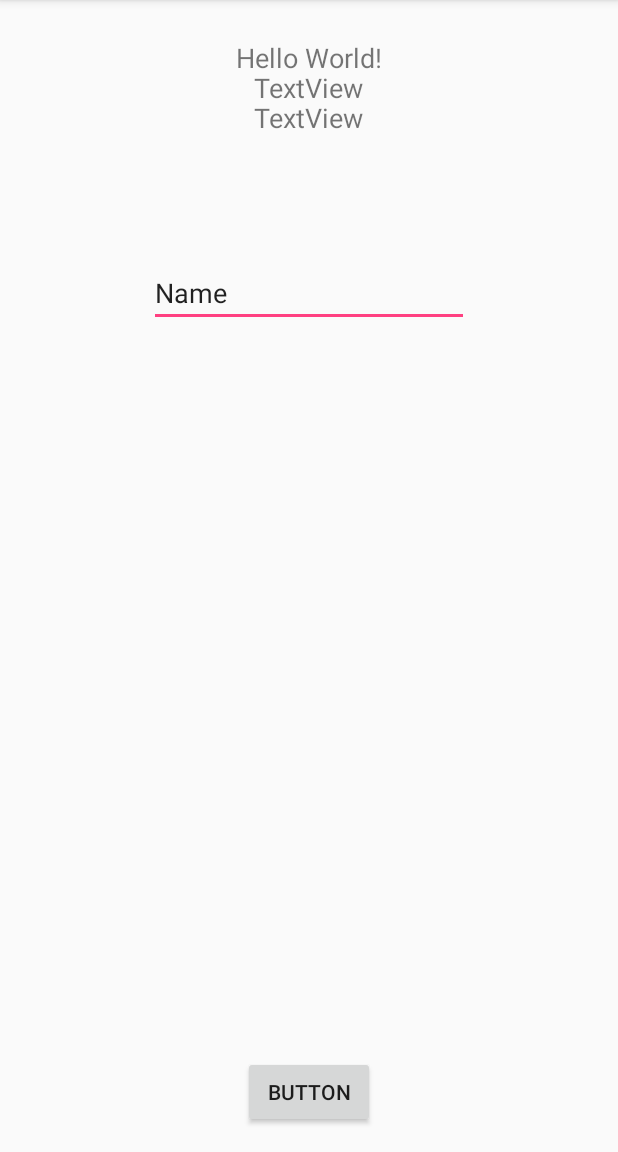
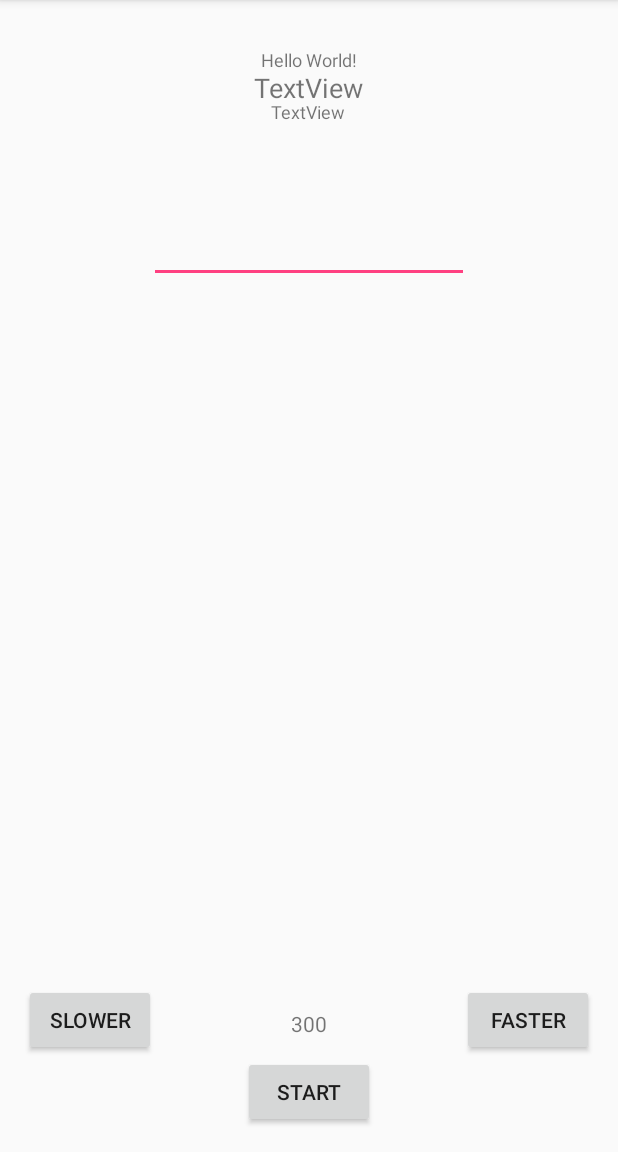
Before and after one commit to RyosukeHigo/SpeedReadingAndroid, an Android app: the screen it shows after launch (MainActivity), on a phone screen of 412 x 824 dp, the part 84-1236 px from its top. Run offline under Robolectric (Android 15) with nearby library versions, the phone set to English and light mode, and no system bars; 3 statements that could not run were skipped.

Commit message:
display change

```diff
--- a/app/src/main/java/com/example/rubik_000/speedreadingandroid/MainActivity.java
+++ b/app/src/main/java/com/example/rubik_000/speedreadingandroid/MainActivity.java
@@ -30,7 +30,9 @@ import java.net.URLEncoder;
 import java.util.ArrayList;
 
 import org.xmlpull.v1.XmlPullParser;
+
 import android.util.Xml;
+
 import org.xmlpull.v1.XmlPullParserException;
 import org.xmlpull.v1.XmlPullParserFactory;
 
@@ -45,15 +47,18 @@ public class MainActivity extends AppCompatActivity {
     TextView textView2;
     TextView textView3;
     EditText editText;
+    TextView rate;
+    int stime = 300;
+
     @Override
     protected void onCreate(Bundle savedInstanceState) {
         super.onCreate(savedInstanceState);
         setContentView(R.layout.activity_main);
-        textView1 = (TextView)findViewById(R.id.textView1);
-        textView2 = (TextView)findViewById(R.id.textView2);
-        textView3 = (TextView)findViewById(R.id.textView3);
-        editText = (EditText)findViewById(R.id.editText);
-        final Handler handler= new Handler();
+        textView1 = (TextView) findViewById(R.id.textView1);
+        textView2 = (TextView) findViewById(R.id.textView2);
+        textView3 = (TextView) findViewById(R.id.textView3);
+        editText = (EditText) findViewById(R.id.editText);
+        final Handler handler = new Handler();
         Button button = (Button) findViewById(R.id.button);
         button.setOnClickListener(new View.OnClickListener() {
             @Override
@@ -64,16 +69,20 @@ public class MainActivity extends AppCompatActivity {
                         // マルチスレッドにしたい処理 ここから
                         final ArrayList<String> TextList = YahooAPI();
                         //final String result = getMessage(); // 何かの処理
-                        for(final String s:TextList){
+                        for (int i = 0; i < TextList.size(); i++) {
+                            final int k = i;
+                            //for(final String s:TextList){
                             handler.post(new Runnable() {
                                 @Override
                                 public void run() {
-                                    textView1.setText(s); // 画面に描画する処理
+                                    if(k-1>=0) textView1.setText(TextList.get(k-1)); // 画面に描画する処理
+                                    textView2.setText(TextList.get(k));
+                                    if(k+1<TextList.size()) textView3.setText(TextList.get(k+1));
                                 }
                             });
                             try {
-                            Thread.sleep(500);
-                        }catch (Exception ex){
+                                Thread.sleep(stime);
+                            } catch (Exception ex) {
                                 System.out.println(ex);
                             }
                         }
@@ -85,69 +94,83 @@ public class MainActivity extends AppCompatActivity {
 
 
         });
+        rate = (TextView) findViewById(R.id.rate);
+        rate.setText(String.valueOf(stime));
+        Button slower = (Button) findViewById(R.id.slower);
+        slower.setOnClickListener(new View.OnClickListener() {
+            @Override
+            public void onClick(View v) {
+                stime += 50;
+            }
+        });
+        Button faster = (Button) findViewById(R.id.faster);
+        faster.setOnClickListener(new View.OnClickListener() {
+            @Override
+            public void onClick(View v) {
+                stime -= 50;
+            }
+        });
         // ATTENTION: This was auto-generated to implement the App Indexing API.
         // See https://g.co/AppIndexing/AndroidStudio for more information.
         client = new GoogleApiClient.Builder(this).addApi(AppIndex.API).build();
     }
-    public ArrayList<String> YahooAPI(){
+
+    public ArrayList<String> YahooAPI() {
         //Log.d("OK","OKOKOKOKO");
         ArrayList<String> result = new ArrayList<String>();
         final String BASE_URI = "http://jlp.yahooapis.jp/DAService/V1/parse";
         final String APP_ID = "dj0zaiZpPXY3U0syYkg4eXR5cSZzPWNvbnN1bWVyc2VjcmV0Jng9MDg-";
-        String text = editText.getText().toString().replaceAll("\n","");
+        String text = editText.getText().toString().replaceAll("\n", "");
         try {
             text = URLEncoder.encode(text, "UTF-8");
         } catch (UnsupportedEncodingException e) {
             e.printStackTrace();
         }
         try {
-            URL url = new URL(BASE_URI+"?appid="+APP_ID+"&sentence="+text);
+            URL url = new URL(BASE_URI + "?appid=" + APP_ID + "&sentence=" + text);
             HttpURLConnection con = (HttpURLConnection) url.openConnection();
-            //String str = InputStreamToString(con.getInputStream());
-//            XmlPullParser xmlPullParser = Xml.newPullParser();
-//            xmlPullParser.setInput(con.getInputStream(), "UTF-8");
-            //Log.d("TEST",str);
             XmlPullParserFactory factory = XmlPullParserFactory.newInstance();
             factory.setNamespaceAware(true);
             XmlPullParser xmlPullParser = factory.newPullParser();
-            xmlPullParser.setInput(con.getInputStream(),"UTF-8");
+            xmlPullParser.setInput(con.getInputStream(), "UTF-8");
             int eventType = xmlPullParser.getEventType();
             boolean isChunk = false;
             boolean isSurface = false;
             String tmp = "";
             while (eventType != XmlPullParser.END_DOCUMENT) {
-                if(eventType == XmlPullParser.START_DOCUMENT) {
+                if (eventType == XmlPullParser.START_DOCUMENT) {
                     System.out.println("Start document");
-                } else if(eventType == XmlPullParser.START_TAG) {
-                    if(xmlPullParser.getName().equals("Chunk")){
+                } else if (eventType == XmlPullParser.START_TAG) {
+                    if (xmlPullParser.getName().equals("Chunk")) {
                         isChunk = true;
-                    }else if(xmlPullParser.getName().equals("Surface")){
+                    } else if (xmlPullParser.getName().equals("Surface")) {
                         isSurface = true;
                     }
-                    System.out.println("Start tag "+xmlPullParser.getName());
-                } else if(eventType == XmlPullParser.END_TAG) {
-                    if(xmlPullParser.getName().equals("Chunk")){
+                    System.out.println("Start tag " + xmlPullParser.getName());
+                } else if (eventType == XmlPullParser.END_TAG) {
+                    if (xmlPullParser.getName().equals("Chunk")) {
                         isChunk = false;
                         result.add(tmp);
                         tmp = "";
-                    }else if(xmlPullParser.getName().equals("Surface")){
+                    } else if (xmlPullParser.getName().equals("Surface")) {
                         isSurface = false;
                     }
-                    System.out.println("End tag "+xmlPullParser.getName());
-                } else if(eventType == XmlPullParser.TEXT) {
-                    if(isChunk&&isSurface){
+                    System.out.println("End tag " + xmlPullParser.getName());
+                } else if (eventType == XmlPullParser.TEXT) {
+                    if (isChunk && isSurface) {
                         tmp = tmp + xmlPullParser.getText();
                     }
-                    System.out.println("Text "+xmlPullParser.getText());
+                    System.out.println("Text " + xmlPullParser.getText());
                 }
                 eventType = xmlPullParser.next();//increment
             }
-        }catch (Exception ex) {
+        } catch (Exception ex) {
             System.out.println(ex);
         }
-
+        result.add("");
         return result;
     }
+
     static String InputStreamToString(InputStream is) throws IOException {
         BufferedReader br = new BufferedReader(new InputStreamReader(is));
         StringBuilder sb = new StringBuilder();
@@ -158,6 +181,7 @@ public class MainActivity extends AppCompatActivity {
         br.close();
         return sb.toString();
     }
+
     /**
      * ATTENTION: This was auto-generated to implement the App Indexing API.
      * See https://g.co/AppIndexing/AndroidStudio for more information.
--- a/app/src/main/res/layout/activity_main.xml
+++ b/app/src/main/res/layout/activity_main.xml
@@ -15,7 +15,7 @@
         android:layout_width="wrap_content"
         android:layout_height="wrap_content"
         android:id="@+id/textView3"
-        android:textSize="18sp"
+        android:textSize="12sp"
         android:layout_marginTop="50dp"
         android:layout_centerHorizontal="true" />
 
@@ -23,10 +23,10 @@
         android:layout_width="wrap_content"
         android:layout_height="wrap_content"
         android:text="Hello World!"
-        android:textSize="18sp"
+        android:textSize="12sp"
         android:layout_alignParentTop="false"
         android:layout_centerHorizontal="true"
-        android:layout_marginTop="10dp"
+        android:layout_marginTop="15dp"
         android:id="@+id/textView1" />
 
     <TextView
@@ -35,27 +35,53 @@
         android:layout_height="wrap_content"
         android:id="@+id/textView2"
         android:textSize="18sp"
-        android:layout_alignLeft="@+id/textView3"
-        android:layout_alignStart="@+id/textView3"
-        android:layout_marginTop="30dp" />
+        android:layout_marginTop="30dp"
+        android:layout_centerHorizontal="true" />
 
     <Button
-        android:text="Button"
+        android:text="START"
         android:layout_width="wrap_content"
         android:layout_height="wrap_content"
         android:layout_alignParentBottom="true"
         android:layout_centerHorizontal="true"
         android:id="@+id/button" />
 
+    <Button
+        android:text="Faster"
+        android:layout_width="wrap_content"
+        android:layout_height="wrap_content"
+        android:layout_above="@+id/button"
+        android:layout_alignParentRight="true"
+        android:layout_alignParentEnd="true"
+        android:id="@+id/faster" />
+
+    <Button
+        android:text="SLOWER"
+        android:layout_width="wrap_content"
+        android:layout_height="wrap_content"
+        android:layout_above="@+id/button"
+        android:layout_alignParentLeft="true"
+        android:layout_alignParentStart="true"
+        android:id="@+id/slower" />
+
+    <TextView
+        android:text="TextView"
+        android:layout_width="wrap_content"
+        android:layout_height="wrap_content"
+        android:layout_above="@+id/button"
+        android:layout_centerHorizontal="true"
+        android:layout_marginBottom="12dp"
+        android:id="@+id/rate" />
+
     <EditText
         android:layout_width="wrap_content"
         android:layout_height="wrap_content"
-        android:inputType="textPersonName"
-        android:text="Name"
+        android:inputType="textMultiLine"
         android:ems="10"
-        android:layout_below="@+id/textView3"
+        android:id="@+id/editText"
+        android:layout_marginTop="127dp"
         android:layout_centerHorizontal="true"
-        android:layout_marginTop="82dp"
-        android:id="@+id/editText" />
+        android:maxHeight="300dp"
+        tools:width="400dp" />
 
 </RelativeLayout>
```
Lines whose indentation alone changed are shown as unchanged.
